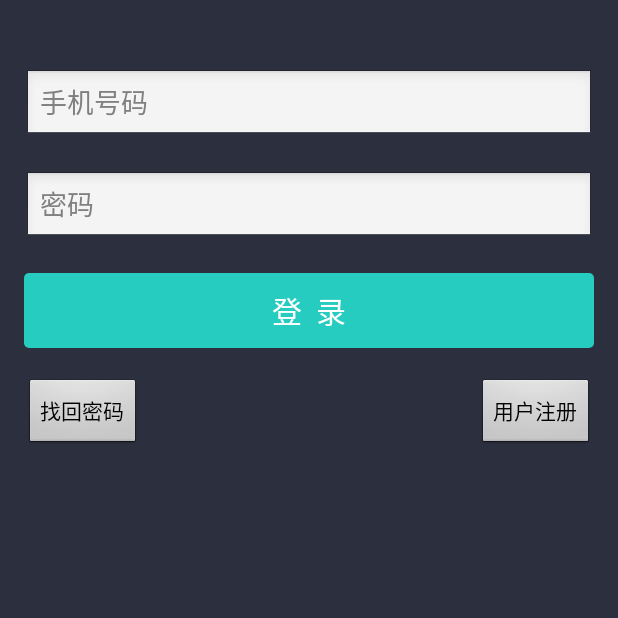
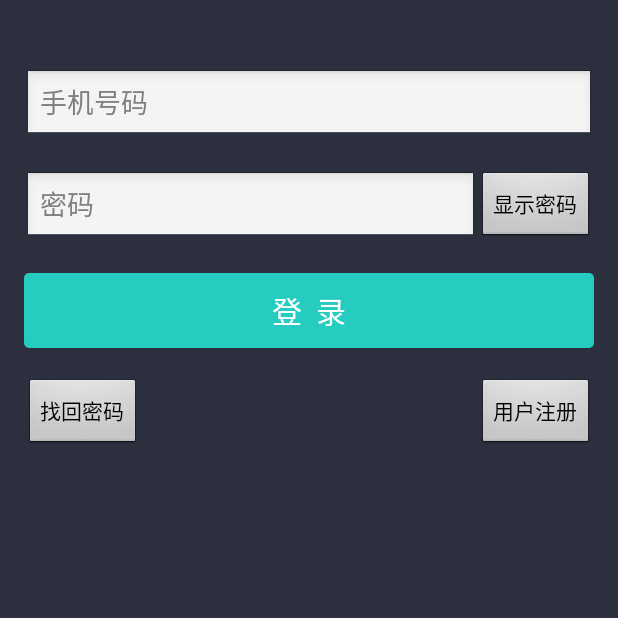
Before and after one commit to lintex/Aladdin, an Android app: the LoginActivity screen opened directly, with no data from a screen before it, on a phone screen of 412 x 824 dp, the top half of it. Run offline under Robolectric (Android 15) with nearby library versions, the phone set to English and light mode, and no system bars; libraries missing offline, so code that uses them is left out: cn.smssdk, cn.smssdk.gui; 1 statement that could not run was skipped.

Commit message:
1、密码框，显示和隐藏密码； 2、限制密码框最少输入8位密码

```diff
--- a/app/src/main/res/layout/activity_login.xml
+++ b/app/src/main/res/layout/activity_login.xml
@@ -32,11 +32,10 @@
         android:layout_alignParentLeft="true"
         android:layout_alignParentStart="true"
         android:layout_marginTop="20dp"
-        android:layout_alignParentRight="true"
-        android:layout_alignParentEnd="true"
         android:hint="密码"
         android:imeOptions="actionDone"
-        />
+        android:layout_toLeftOf="@+id/id_btn_register"
+        android:layout_toStartOf="@+id/id_btn_register" />
 
     <Button
         android:layout_width="wrap_content"
@@ -77,4 +76,15 @@
         android:layout_alignParentEnd="true"
         android:onClick="register"
         />
+
+    <Button
+        android:layout_width="wrap_content"
+        android:layout_height="wrap_content"
+        android:text="显示密码"
+        android:id="@+id/id_btn_showPassword"
+        android:onClick="showPassword"
+        android:layout_alignTop="@+id/id_et_password"
+        android:layout_alignLeft="@+id/id_btn_register"
+        android:layout_alignStart="@+id/id_btn_register"
+        android:layout_alignBottom="@+id/id_et_password" />
 </RelativeLayout>
```
Also changed, not shown: app/src/main/java/com/ixxj/aladdin/LoginActivity.java (+27 -6 lines), 1 other file.
